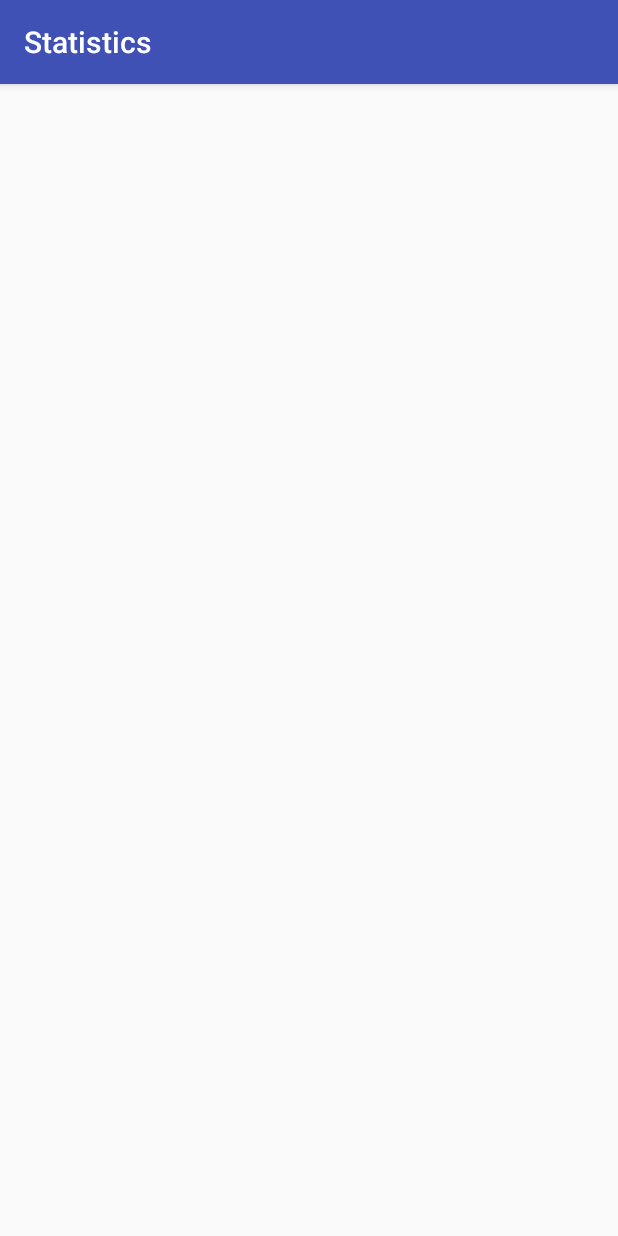
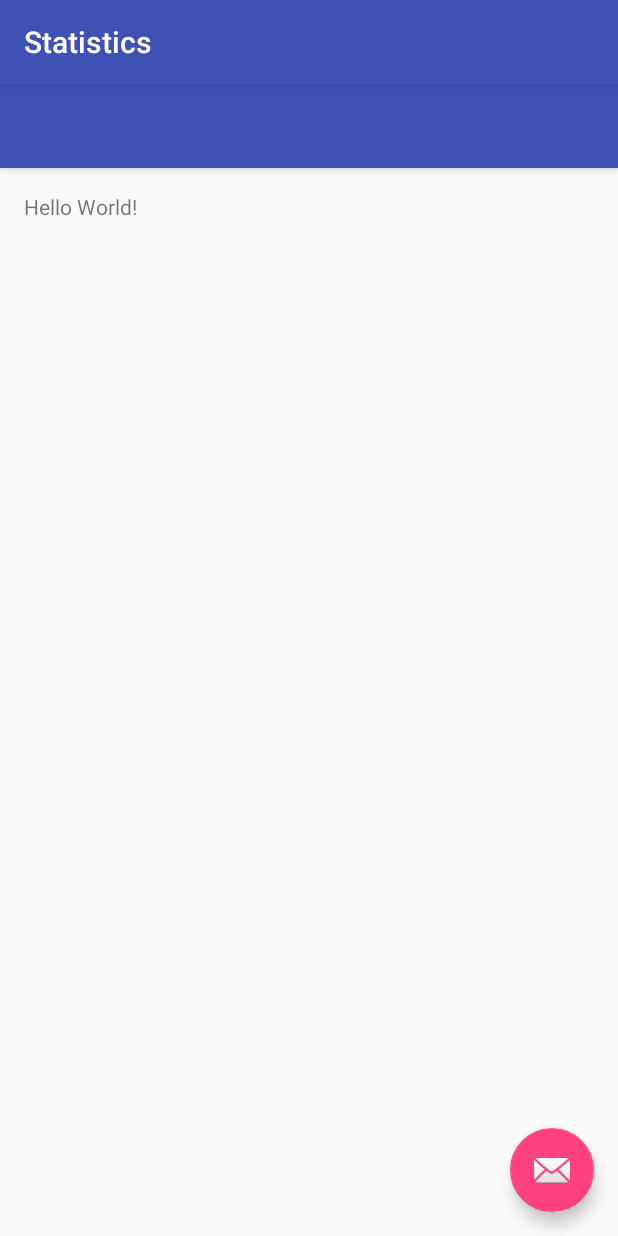
Before and after one commit to Stousn/appAthlon-Project, an Android app: the Statistics screen opened directly, with no data from a screen before it, on a phone screen of 412 x 824 dp. Run offline under Robolectric (Android 15) with nearby library versions, the phone set to English and light mode, and no system bars.

Commit message:
trying to add a menu ... ;)

```diff
--- a/FitAppIndoor/app/src/main/res/layout/activity_statistics.xml
+++ b/FitAppIndoor/app/src/main/res/layout/activity_statistics.xml
@@ -1,6 +1,11 @@
 <?xml version="1.0" encoding="utf-8"?>
-<LinearLayout xmlns:android="http://schemas.android.com/apk/res/android"
+<android.support.v4.widget.DrawerLayout xmlns:android="http://schemas.android.com/apk/res/android"
     android:orientation="vertical" android:layout_width="match_parent"
     android:layout_height="match_parent">
 
-</LinearLayout>
+    <include
+        layout="@layout/app_bar_main"
+        android:layout_width="match_parent"
+        android:layout_height="match_parent" />
+
+</android.support.v4.widget.DrawerLayout>
```
